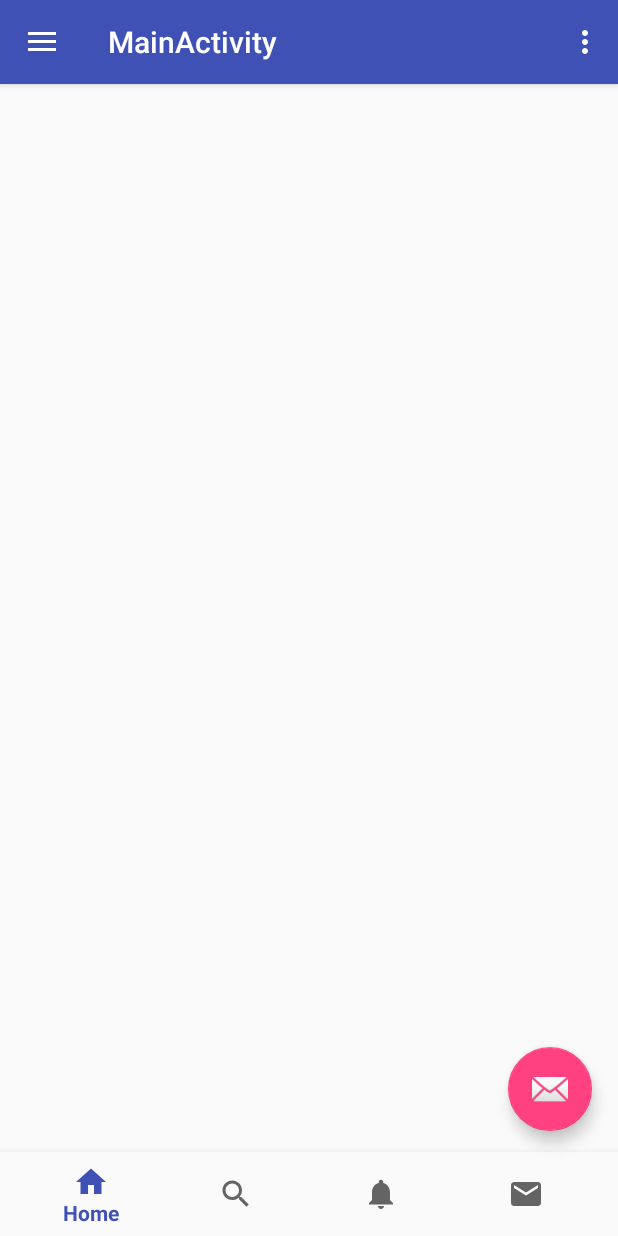
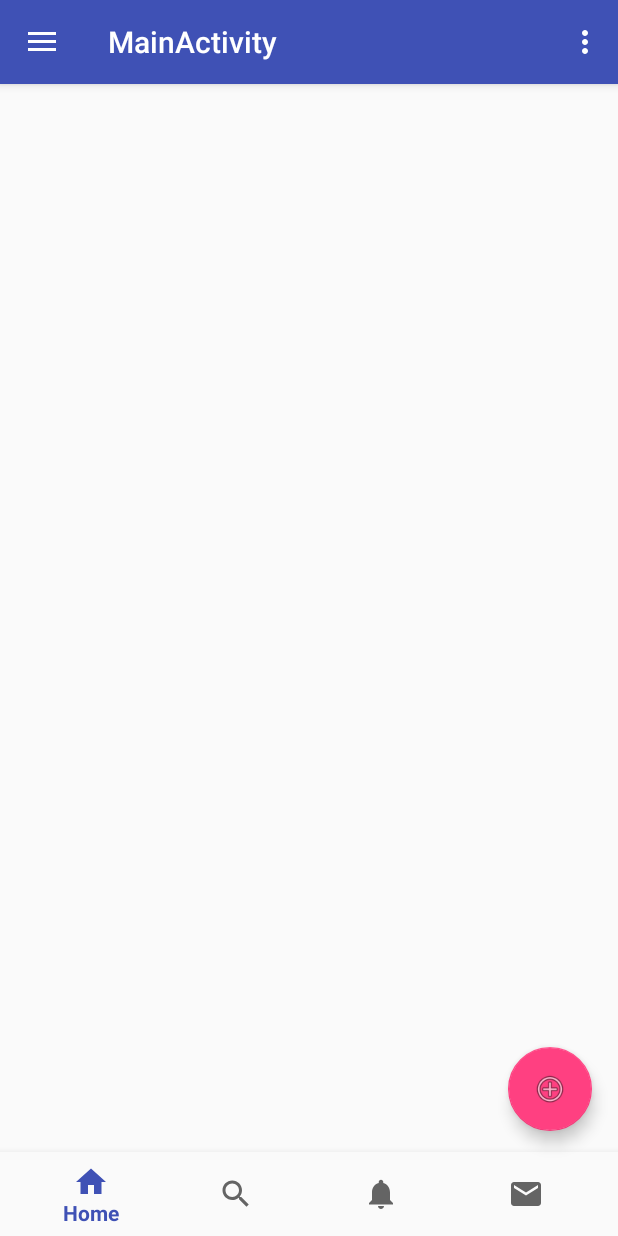
Before and after one commit to amirulkamil/xtvt, an Android app: the screen it shows after launch (MainActivity), on a phone screen of 412 x 824 dp. Run offline under Robolectric (Android 15) with nearby library versions, the phone set to English and light mode, and no system bars; our stand-ins replace Firebase (no records; nobody signed in at launch, a user with empty details on screens opened directly); 1 statement that could not run was skipped.

```diff
--- a/app/src/main/java/co/xtvt/xtvt/MainActivity.java
+++ b/app/src/main/java/co/xtvt/xtvt/MainActivity.java
@@ -43,8 +43,9 @@ public class MainActivity extends AppCompatActivity
         NavigationView navigationView = (NavigationView) findViewById(R.id.nav_view);
         navigationView.setNavigationItemSelectedListener(this);
 
-        BottomNavigationView navigation = (BottomNavigationView) findViewById(R.id.bottomNavigation);
-        navigation.setOnNavigationItemSelectedListener(mOnNavigationItemSelectedListener);
+        BottomNavigationView bottomNavigationView = (BottomNavigationView) findViewById(R.id.bottomNavigation);
+        bottomNavigationView.setOnNavigationItemSelectedListener(mOnNavigationItemSelectedListener);
+        BottomNavigationViewHelper.disableShiftMode(bottomNavigationView);
     }
 
     private BottomNavigationView.OnNavigationItemSelectedListener mOnNavigationItemSelectedListener
--- a/app/src/main/res/layout/app_bar_main.xml
+++ b/app/src/main/res/layout/app_bar_main.xml
@@ -29,5 +29,5 @@
         android:layout_gravity="bottom|end"
         android:layout_marginRight="@dimen/fab_margin_right"
         android:layout_marginBottom="@dimen/fab_margin_bottom"
-        app:srcCompat="@android:drawable/ic_dialog_email" />
+        app:srcCompat="@android:drawable/ic_menu_add" />
 </android.support.design.widget.CoordinatorLayout>
```
Also changed, not shown: 1 other file.
